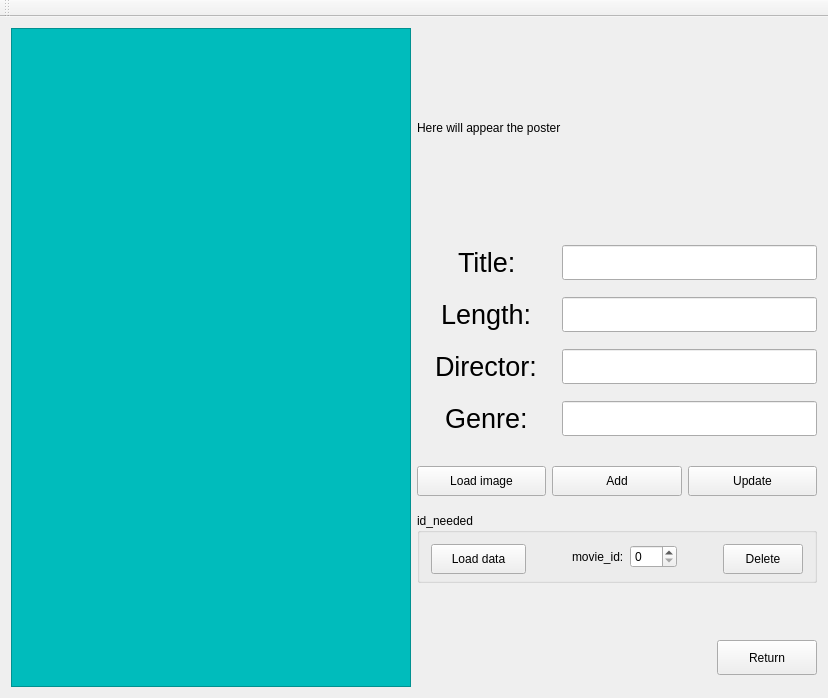
This is MovieManager.ui in JustKoshi/QTCinemaProject as Qt 5 draws it before an edit. The edited form follows.
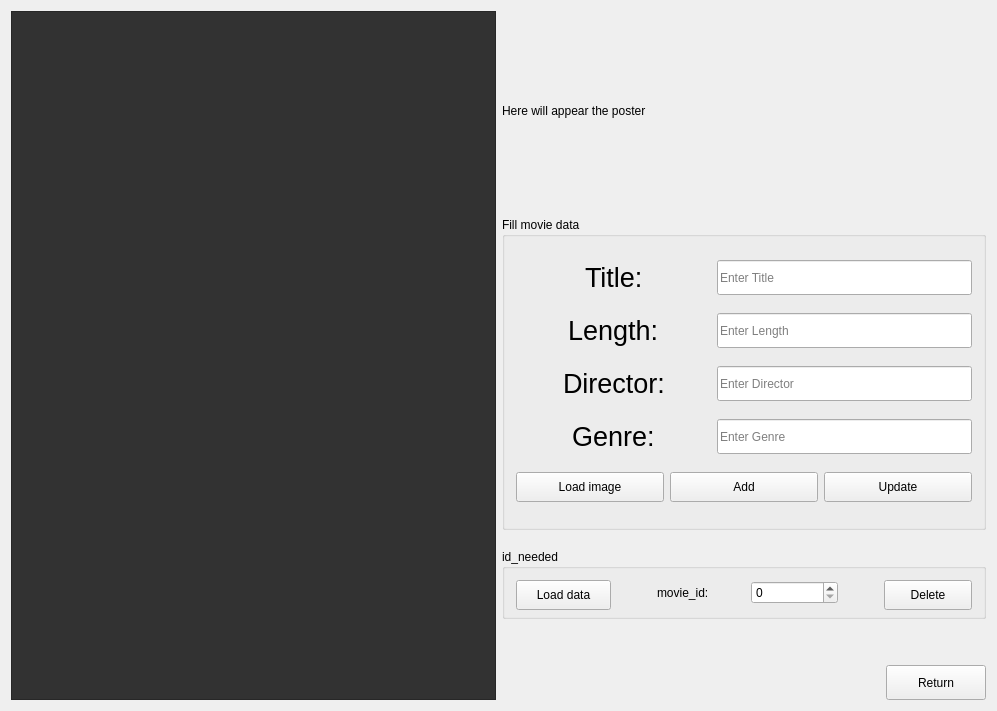
This is the edited form.

What changed in the file:
```diff
--- a/MovieManager.ui
+++ b/MovieManager.ui
@@ -6,8 +6,8 @@
    <rect>
     <x>0</x>
     <y>0</y>
-    <width>828</width>
-    <height>698</height>
+    <width>997</width>
+    <height>711</height>
    </rect>
   </property>
   <property name="windowTitle">
@@ -27,7 +27,7 @@
         </property>
         <property name="styleSheet">
          <string notr="true">QTableView{
-background-color: rgb(0, 188, 188);
+background-color: rgb(50, 50, 50);
 }</string>
         </property>
        </widget>
@@ -62,6 +62,12 @@
         <item>
          <layout class="QVBoxLayout" name="verticalLayout">
           <item>
+           <widget class="QGroupBox" name="groupBox_2">
+            <property name="title">
+             <string>Fill movie data</string>
+            </property>
+            <layout class="QVBoxLayout" name="verticalLayout_4">
+             <item>
            <layout class="QHBoxLayout" name="horizontalLayout_5">
             <item>
              <spacer name="horizontalSpacer_2">
@@ -109,6 +115,9 @@
                 <height>35</height>
                </size>
               </property>
+                 <property name="placeholderText">
+                  <string>Enter Title</string>
+                 </property>
              </widget>
             </item>
            </layout>
@@ -161,6 +170,12 @@
                 <height>35</height>
                </size>
               </property>
+                 <property name="text">
+                  <string/>
+                 </property>
+                 <property name="placeholderText">
+                  <string>Enter Length</string>
+                 </property>
              </widget>
             </item>
            </layout>
@@ -213,6 +228,9 @@
                 <height>35</height>
                </size>
               </property>
+                 <property name="placeholderText">
+                  <string>Enter Director</string>
+                 </property>
              </widget>
             </item>
            </layout>
@@ -265,26 +283,13 @@
                 <height>35</height>
                </size>
               </property>
+                 <property name="placeholderText">
+                  <string>Enter Genre</string>
+                 </property>
              </widget>
             </item>
            </layout>
           </item>
-          <item>
-           <spacer name="verticalSpacer_2">
-            <property name="orientation">
-             <enum>Qt::Vertical</enum>
-            </property>
-            <property name="sizeType">
-             <enum>QSizePolicy::Maximum</enum>
-            </property>
-            <property name="sizeHint" stdset="0">
-             <size>
-              <width>395</width>
-              <height>13</height>
-             </size>
-            </property>
-           </spacer>
-          </item>
           <item>
            <layout class="QHBoxLayout" name="horizontalLayout">
             <item>
@@ -328,6 +333,25 @@
             </item>
            </layout>
           </item>
+            </layout>
+           </widget>
+          </item>
+          <item>
+           <spacer name="verticalSpacer_2">
+            <property name="orientation">
+             <enum>Qt::Vertical</enum>
+            </property>
+            <property name="sizeType">
+             <enum>QSizePolicy::Maximum</enum>
+            </property>
+            <property name="sizeHint" stdset="0">
+             <size>
+              <width>395</width>
+              <height>13</height>
+             </size>
+            </property>
+           </spacer>
+          </item>
           <item>
            <widget class="QGroupBox" name="groupBox">
             <property name="maximumSize">
@@ -452,24 +476,6 @@
     </item>
    </layout>
   </widget>
-  <widget class="QMenuBar" name="menuBar">
-   <property name="geometry">
-    <rect>
-     <x>0</x>
-     <y>0</y>
-     <width>828</width>
-     <height>22</height>
-    </rect>
-   </property>
-  </widget>
-  <widget class="QToolBar" name="mainToolBar">
-   <attribute name="toolBarArea">
-    <enum>TopToolBarArea</enum>
-   </attribute>
-   <attribute name="toolBarBreak">
-    <bool>false</bool>
-   </attribute>
-  </widget>
  </widget>
  <layoutdefault spacing="6" margin="11"/>
  <resources/>
```
Lines whose indentation alone changed are shown as unchanged.
